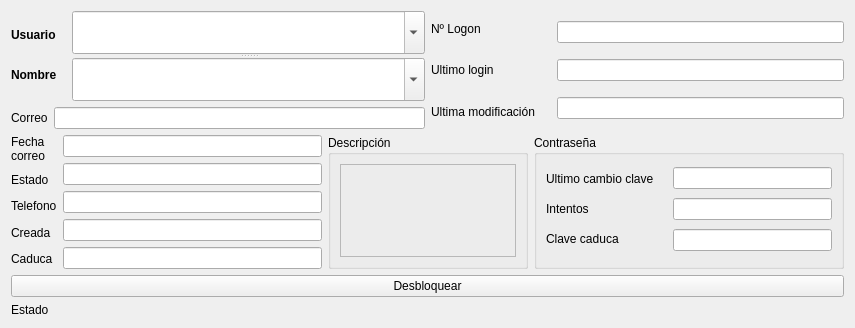
Old version of the form usuarios/form_usuarios.ui in the repository grxdipgra/GrxMenu.
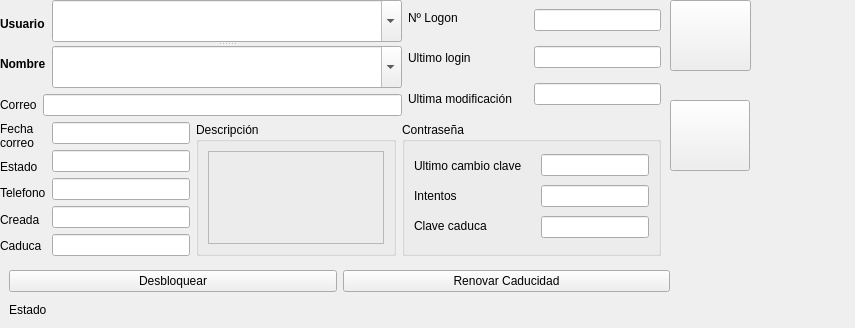
New version of the form. Icons and pictures are not drawn.

The edit to the form file:
```diff
--- a/usuarios/form_usuarios.ui
+++ b/usuarios/form_usuarios.ui
@@ -19,8 +19,15 @@
   <property name="windowTitle">
    <string>Usuarios de Active Directory</string>
   </property>
-  <layout class="QGridLayout" name="gridLayout_3">
-   <item row="0" column="0">
+  <widget class="QWidget" name="layoutWidget">
+   <property name="geometry">
+    <rect>
+     <x>0</x>
+     <y>0</y>
+     <width>661</width>
+     <height>256</height>
+    </rect>
+   </property>
     <layout class="QVBoxLayout" name="verticalLayout_9">
      <item>
       <layout class="QHBoxLayout" name="horizontalLayout_6">
@@ -393,24 +400,90 @@
       </layout>
      </item>
     </layout>
-   </item>
-   <item row="2" column="0">
-    <widget class="QLabel" name="label_estado">
-     <property name="text">
-      <string>Estado</string>
-     </property>
-    </widget>
-   </item>
-   <item row="1" column="0">
+  </widget>
+  <widget class="QWidget" name="layoutWidget">
+   <property name="geometry">
+    <rect>
+     <x>9</x>
+     <y>270</y>
+     <width>661</width>
+     <height>51</height>
+    </rect>
+   </property>
+   <layout class="QGridLayout" name="gridLayout_3">
+    <item row="0" column="0">
     <widget class="QPushButton" name="boton_desbloquear">
      <property name="text">
       <string>Desbloquear</string>
      </property>
     </widget>
    </item>
-  </layout>
- </widget>
- <resources/>
+    <item row="0" column="1">
+     <widget class="QPushButton" name="boton_renovar">
+      <property name="text">
+       <string>Renovar Caducidad</string>
+      </property>
+     </widget>
+    </item>
+    <item row="1" column="0">
+     <widget class="QLabel" name="label_estado">
+      <property name="text">
+       <string>Estado</string>
+      </property>
+     </widget>
+    </item>
+   </layout>
+  </widget>
+  <widget class="QPushButton" name="boton_actualiza_usuarios">
+   <property name="geometry">
+    <rect>
+     <x>670</x>
+     <y>100</y>
+     <width>80</width>
+     <height>71</height>
+    </rect>
+   </property>
+   <property name="text">
+    <string/>
+   </property>
+   <property name="icon">
+    <iconset resource="../iconos.qrc">
+     <normaloff>:/imagenes/iconos/usuarios/actualiza_usuarios.png</normaloff>:/imagenes/iconos/usuarios/actualiza_usuarios.png</iconset>
+   </property>
+   <property name="iconSize">
+    <size>
+     <width>64</width>
+     <height>64</height>
+    </size>
+   </property>
+  </widget>
+  <widget class="QPushButton" name="boton_actualiza_usuario">
+   <property name="geometry">
+    <rect>
+     <x>670</x>
+     <y>0</y>
+     <width>81</width>
+     <height>71</height>
+    </rect>
+   </property>
+   <property name="text">
+    <string/>
+   </property>
+   <property name="icon">
+    <iconset resource="../iconos.qrc">
+     <normaloff>:/imagenes/iconos/usuarios/actualiza_usuario.png</normaloff>:/imagenes/iconos/usuarios/actualiza_usuario.png</iconset>
+   </property>
+   <property name="iconSize">
+    <size>
+     <width>64</width>
+     <height>64</height>
+    </size>
+   </property>
+  </widget>
+ </widget>
+ <resources>
+  <include location="../iconos.qrc"/>
+ </resources>
  <connections/>
  <slots>
   <signal>signal1()</signal>
```
Lines whose indentation alone changed are shown as unchanged.
